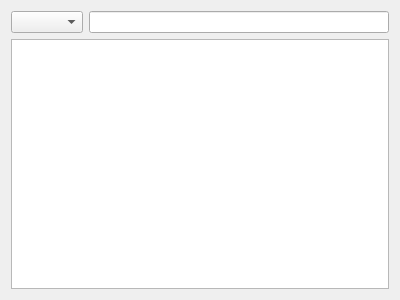
Qt form src/app/logan/logwidget.ui (BackupTheBerlios/openmm) before a commit.
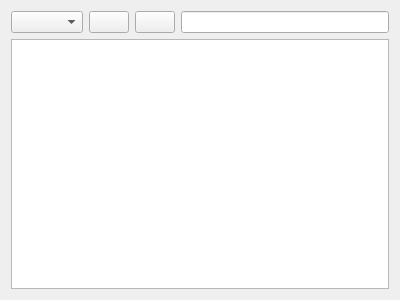
The same form after that commit.

Commit message: ADD logan search.

```diff
--- a/src/app/logan/logwidget.ui
+++ b/src/app/logan/logwidget.ui
@@ -20,7 +20,21 @@
       <widget class="QComboBox" name="channelSelector"/>
      </item>
      <item>
-      <widget class="QLineEdit" name="filterEdit"/>
+      <widget class="QPushButton" name="searchBackButton">
+       <property name="text">
+        <string/>
+       </property>
+      </widget>
+     </item>
+     <item>
+      <widget class="QPushButton" name="searchForwardButton">
+       <property name="text">
+        <string/>
+       </property>
+      </widget>
+     </item>
+     <item>
+      <widget class="QLineEdit" name="searchEdit"/>
      </item>
     </layout>
    </item>
```
The commit also changes 2 other files.
